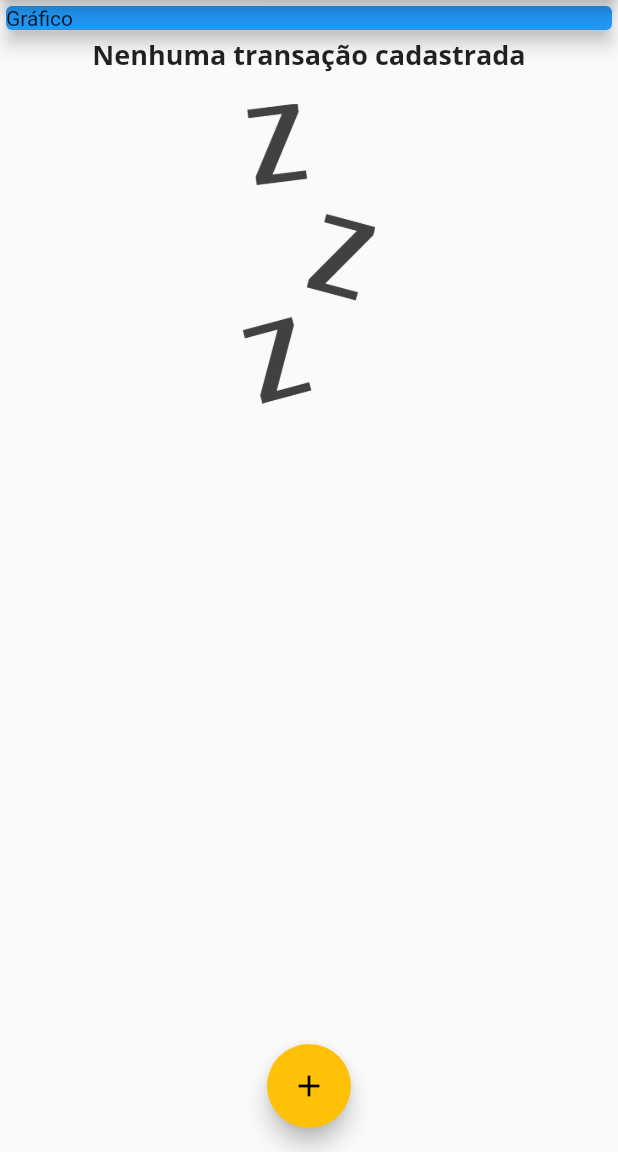
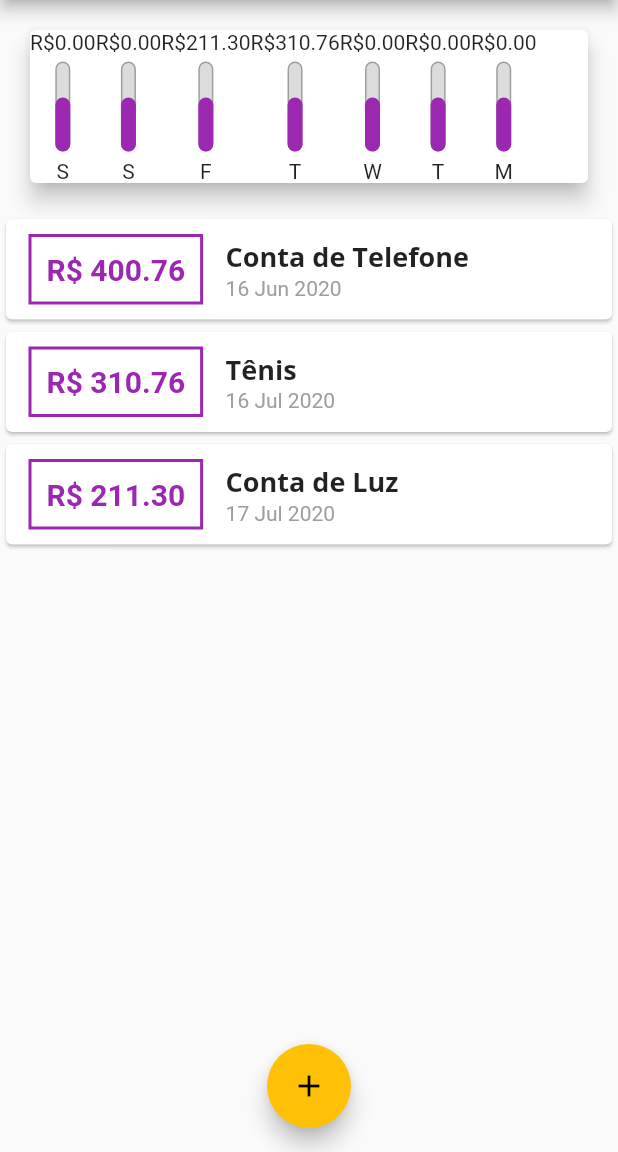
Before and after one commit to barbara-oliveira/expenses, a Flutter app: the screen it shows after launch, on a phone screen of 412 x 824 dp, the part 84-1236 px from its top. Run offline on Flutter 3.47's test engine with Material 2 defaults, Android fonts, the phone set to English and light mode, and no system bars.

Commit message:
criando o chart

```diff
--- a/lib/components/chart.dart
+++ b/lib/components/chart.dart
@@ -1,3 +1,4 @@
+import 'package:expenses/components/chart_bar.dart';
 import 'package:expenses/models/transaction.dart';
 import 'package:intl/intl.dart';
 import 'package:flutter/material.dart';
@@ -9,7 +10,7 @@ class Chart extends StatelessWidget {
   Chart(this.recentTransactions);
 
   List<Map<String, Object>> get groupedTransactions {
-    return List.generate(4, (index) {
+    return List.generate(7, (index) {
       final weekDay = DateTime.now().subtract(
         Duration(days: index),
       );
@@ -25,9 +26,6 @@ class Chart extends StatelessWidget {
         }
       }
 
-      print(DateFormat.E().format(weekDay)[0]);
-      print(totalSum);
-
       return {
         "day": DateFormat.E().format(weekDay)[0],
         "value": totalSum,
@@ -37,11 +35,18 @@ class Chart extends StatelessWidget {
 
   @override
   Widget build(BuildContext context) {
+    groupedTransactions;
     return Card(
       elevation: 6,
       margin: EdgeInsets.all(20),
       child: Row(
-        children: [],
+        children: groupedTransactions.map((tr) {
+          return ChartBar(
+            label: tr['day'],
+            value: tr['value'],
+            percentage: 0.6,
+          );
+        }).toList(),
       ),
     );
   }
--- /dev/null
+++ b/lib/components/chart_bar.dart
@@ -0,0 +1,52 @@
+import 'package:flutter/material.dart';
+
+class ChartBar extends StatelessWidget {
+  final String label;
+  final double value;
+  final double percentage;
+
+  ChartBar({
+    this.label,
+    this.value,
+    this.percentage,
+  });
+
+  @override
+  Widget build(BuildContext context) {
+    return Column(
+      children: [
+        Text('R\$${value.toStringAsFixed(2)}'),
+        SizedBox(height: 5),
+        Container(
+          height: 60,
+          width: 10,
+          child: Stack(
+            alignment: Alignment.bottomCenter,
+            children: [
+              Container(
+                decoration: BoxDecoration(
+                    border: Border.all(
+                      color: Colors.grey,
+                      width: 1.0,
+                    ),
+                    color: Color.fromRGBO(220, 220, 220, 1),
+                    borderRadius: BorderRadius.circular(5)),
+              ),
+              FractionallySizedBox(
+                heightFactor: percentage,
+                child: Container(
+                  decoration: BoxDecoration(
+                    color: Theme.of(context).primaryColor,
+                    borderRadius: BorderRadius.circular(5),
+                  ),
+                ),
+              )
+            ],
+          ),
+        ),
+        SizedBox(height: 5),
+        Text(label),
+      ],
+    );
+  }
+}
--- a/lib/main.dart
+++ b/lib/main.dart
@@ -1,3 +1,4 @@
+import 'package:expenses/components/chart.dart';
 import 'package:expenses/components/transaction_form.dart';
 import 'package:expenses/components/transaction_list.dart';
 import 'package:expenses/models/transaction.dart';
@@ -42,19 +43,33 @@ class MyHomePage extends StatefulWidget {
 
 class _MyHomePageState extends State<MyHomePage> {
   final List<Transaction> _transactions = [
-    // Transaction(
-    //   id: 't1',
-    //   title: 'Tênis',
-    //   value: 310.76,
-    //   date: DateTime.now(),
-    // ),
-    // Transaction(
-    //   id: 't2',
-    //   title: 'Conta de Luz',
-    //   value: 211.30,
-    //   date: DateTime.now(),
-    // ),
+    Transaction(
+      id: 't0',
+      title: 'Conta de Telefone',
+      value: 400.76,
+      date: DateTime.now().subtract(Duration(days: 33)),
+    ),
+    Transaction(
+      id: 't1',
+      title: 'Tênis',
+      value: 310.76,
+      date: DateTime.now().subtract(Duration(days: 3)),
+    ),
+    Transaction(
+      id: 't2',
+      title: 'Conta de Luz',
+      value: 211.30,
+      date: DateTime.now().subtract(Duration(days: 2)),
+    ),
   ];
+
+  List<Transaction> get _recentTransactions {
+    return _transactions.where((tr) {
+      return tr.date.isAfter(DateTime.now().subtract(
+        Duration(days: 7),
+      ));
+    }).toList();
+  }
 
   _addTransaction(String title, double value) {
     final newTransaction = Transaction(
@@ -98,14 +113,7 @@ class _MyHomePageState extends State<MyHomePage> {
           child: Column(
             crossAxisAlignment: CrossAxisAlignment.stretch,
             children: <Widget>[
-              Container(
-                width: double.infinity,
-                child: Card(
-                  color: Colors.blue,
-                  child: Text("Gráfico"),
-                  elevation: 5,
-                ),
-              ),
+              Chart(_recentTransactions),
               TransactionList(_transactions),
             ],
           ),
```
